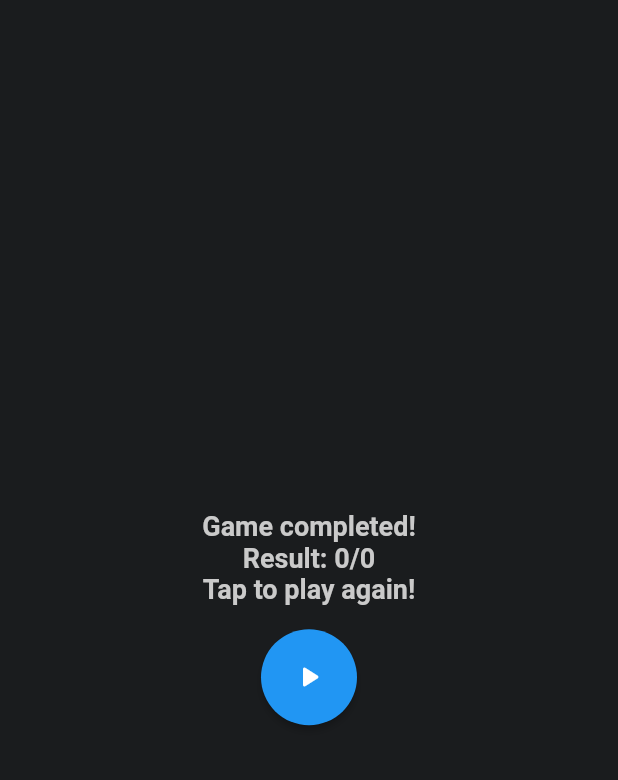
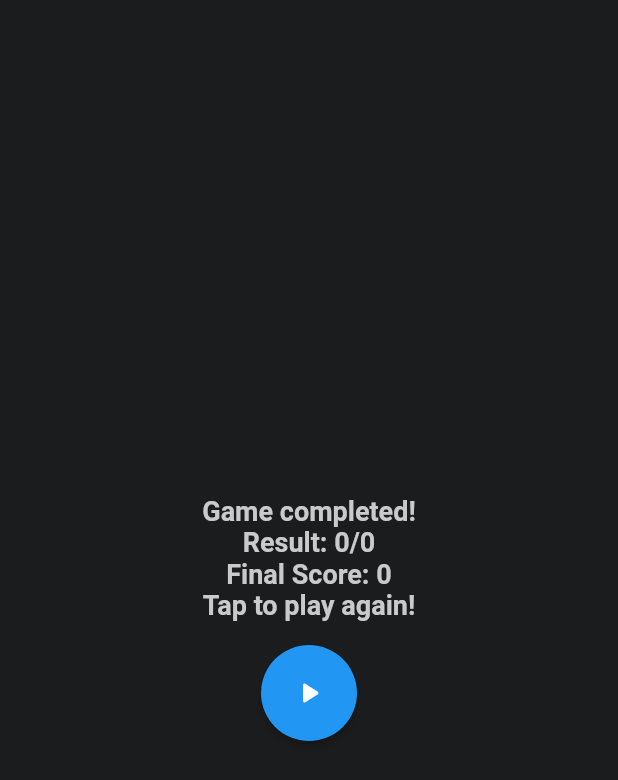
Before and after one commit to lukalesic/quizapp, a Flutter app: the TimeAttackWinScreen screen opened directly with empty values, on a phone screen of 412 x 824 dp. Shown: the top 780 px of the screen. Run offline on Flutter 3.47's test engine with Material 2 defaults, Android fonts, the phone set to English and light mode, and no system bars; our stand-ins replace cloud_firestore, firebase_core, google_fonts, percent_indicator, transparent_image; accounts and stored records are empty.

Commit message:
created win screen for time attack

```diff
--- a/lib/screens/losescreen.dart
+++ b/lib/screens/losescreen.dart
@@ -63,8 +63,9 @@ class __LoseScreenStateState extends State<LoseScreen> {
                                 Navigator.push(
                                     context,
                                     MaterialPageRoute(
-                                        builder: ((context) => StandardQuizScreen(
-                                            questions: result.questions))))
+                                        builder: ((context) =>
+                                            StandardQuizScreen(
+                                                questions: result.questions))))
                               }
                           });
                     },
--- a/lib/screens/standard_quiz_screen.dart
+++ b/lib/screens/standard_quiz_screen.dart
@@ -4,7 +4,7 @@ import 'package:flutter/material.dart';
 import 'package:percent_indicator/circular_percent_indicator.dart';
 import 'package:percent_indicator/linear_percent_indicator.dart';
 import 'package:quizapp/screens/losescreen.dart';
-import 'package:quizapp/screens/standard_win_screen.dart';
+import '../screens/standard_win_screen.dart';
 import 'package:quizapp/style/appstyle.dart';
 import 'package:quizapp/widgets/answer_option.dart';
 import 'package:quizapp/widgets/question_widget.dart';
@@ -19,7 +19,8 @@ class StandardQuizScreen extends StatefulWidget {
   State<StandardQuizScreen> createState() => _QuizScreenState();
 }
 
-class _QuizScreenState extends State<StandardQuizScreen> implements OnAnsweredListener {
+class _QuizScreenState extends State<StandardQuizScreen>
+    implements OnAnsweredListener {
   bool clickable = true;
   bool highlightAnswer = false;
 
--- a/lib/screens/time_attack_screen.dart
+++ b/lib/screens/time_attack_screen.dart
@@ -4,11 +4,11 @@ import 'package:flutter/material.dart';
 import 'package:percent_indicator/circular_percent_indicator.dart';
 import 'package:percent_indicator/linear_percent_indicator.dart';
 import 'package:quizapp/screens/losescreen.dart';
-import 'package:quizapp/screens/standard_win_screen.dart';
 import 'package:quizapp/style/appstyle.dart';
 import 'package:quizapp/widgets/answer_option.dart';
 import 'package:quizapp/widgets/question_widget.dart';
 import '../models/question.dart';
+import '../screens/time_attack_win_screen.dart';
 
 class TimeAttackScreen extends StatefulWidget {
   final List<Question> questions;
@@ -47,7 +47,8 @@ class _TimeAttackScreenState extends State<TimeAttackScreen>
 
         Navigator.of(context).pushAndRemoveUntil(
           MaterialPageRoute(
-              builder: (BuildContext context) => StandardWinScreen(
+              builder: (BuildContext context) => TimeAttackWinScreen(
+                    finalScore: scorePoints,
                     resultScore: correctAnswers,
                     totalQuestions: widget.questions.length,
                   )),
--- a/lib/screens/time_attack_win_screen.dart
+++ b/lib/screens/time_attack_win_screen.dart
@@ -1,5 +1,5 @@
 import 'package:flutter/material.dart';
-import 'package:quizapp/screens/standard_quiz_screen.dart';
+import 'package:quizapp/screens/time_attack_screen.dart';
 
 import '../style/appstyle.dart';
 import 'homescreen.dart';
@@ -7,20 +7,22 @@ import 'homescreen.dart';
 class TimeAttackWinScreen extends StatefulWidget {
   final int resultScore;
   final int totalQuestions;
+  final int finalScore;
 
   const TimeAttackWinScreen(
-      {required this.resultScore, required this.totalQuestions, super.key});
+      {required this.resultScore, required this.totalQuestions, required this.finalScore, super.key});
 
   @override
   State<TimeAttackWinScreen> createState() =>
-      _TimeAttackWinScreenState(resultScore, totalQuestions);
+      _TimeAttackWinScreenState(resultScore, totalQuestions, finalScore);
 }
 
 class _TimeAttackWinScreenState extends State<TimeAttackWinScreen> {
   int resultScore;
   int totalQuestions;
+  int finalScore;
 
-  _TimeAttackWinScreenState(this.resultScore, this.totalQuestions);
+  _TimeAttackWinScreenState(this.resultScore, this.totalQuestions, this.finalScore);
 
   @override
   Widget build(BuildContext context) {
@@ -35,6 +37,10 @@ class _TimeAttackWinScreenState extends State<TimeAttackWinScreen> {
                   Text("Game completed!", style: AppStyle.mainTitle),
                   Text(
                     "Result: ${resultScore}/${totalQuestions}",
+                    style: AppStyle.mainTitle,
+                  ),
+                  Text(
+                    "Final Score: $finalScore",
                     style: AppStyle.mainTitle,
                   ),
                   Text(
@@ -61,7 +67,7 @@ class _TimeAttackWinScreenState extends State<TimeAttackWinScreen> {
                                     context,
                                     MaterialPageRoute(
                                         builder: ((context) =>
-                                            StandardQuizScreen(
+                                            TimeAttackScreen(
                                                 questions: result.questions))))
                               }
                           });
```
